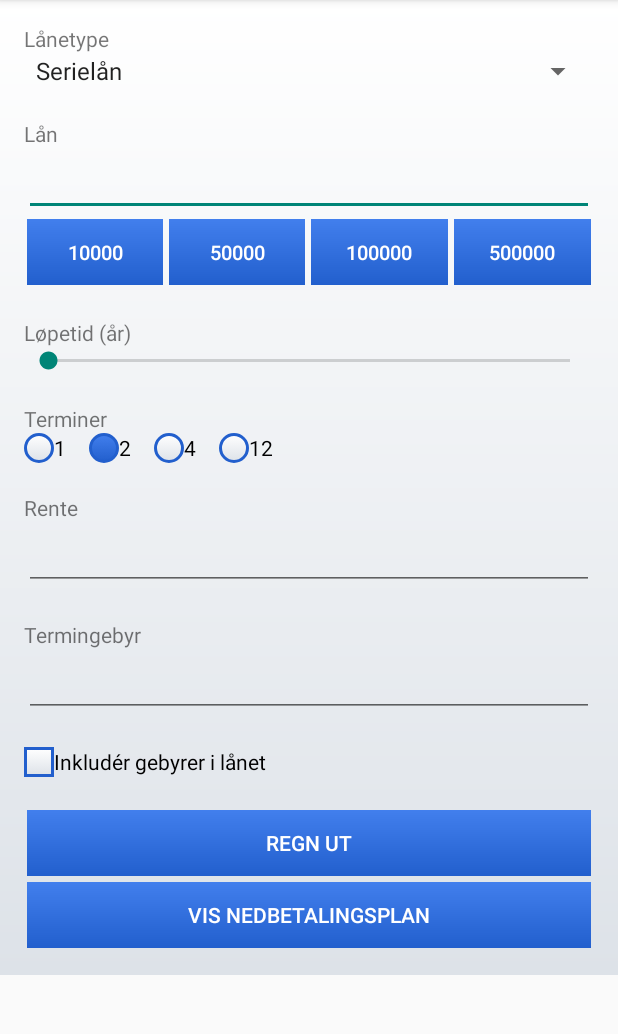
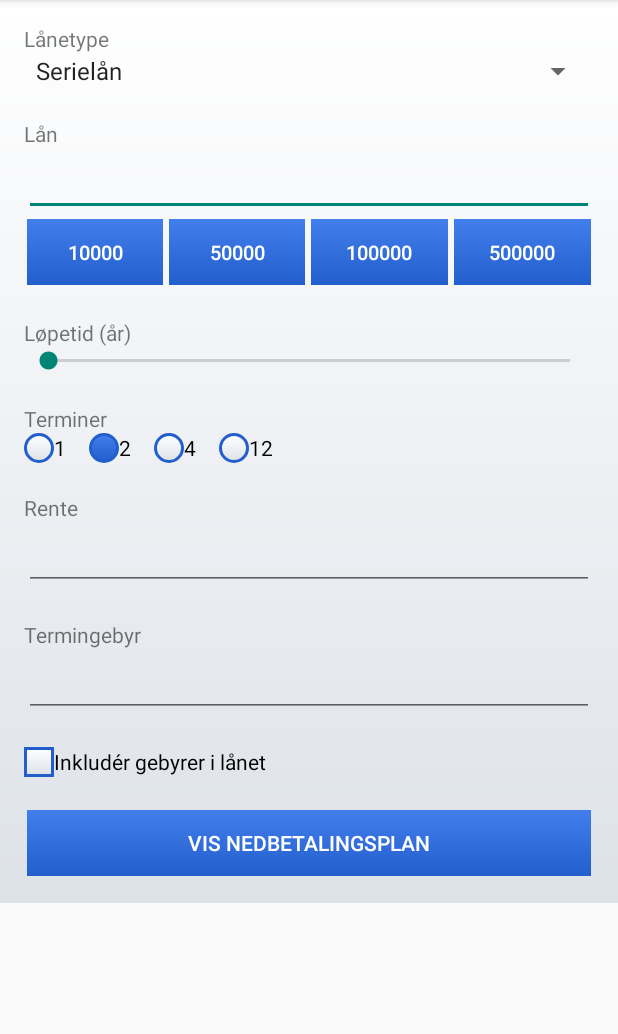
Before and after one commit to HiT-SyntaxError/Laanekalkulator, an Android app: the screen it shows after launch (MainActivity), on a phone screen of 412 x 824 dp, the part 84-1118 px from its top. Run offline under Robolectric (Android 15) with nearby library versions, the phone set to English and light mode, and no system bars.

Commit message:
Fjern knappen 'Regn ut'

```diff
--- a/app/src/main/res/layout/activity_main.xml
+++ b/app/src/main/res/layout/activity_main.xml
@@ -197,14 +197,6 @@
             android:button="@drawable/checkbox_selector"></CheckBox>
 
         <Button
-            android:id="@+id/buttonRegnUt"
-            android:layout_width="match_parent"
-            android:layout_height="wrap_content"
-            android:text="Regn ut"
-            android:background="@drawable/button"
-            android:textColor="@color/white"></Button>
-
-        <Button
             android:id="@+id/buttonNedbetalingsplan"
             android:layout_width="match_parent"
             android:layout_height="wrap_content"
```
